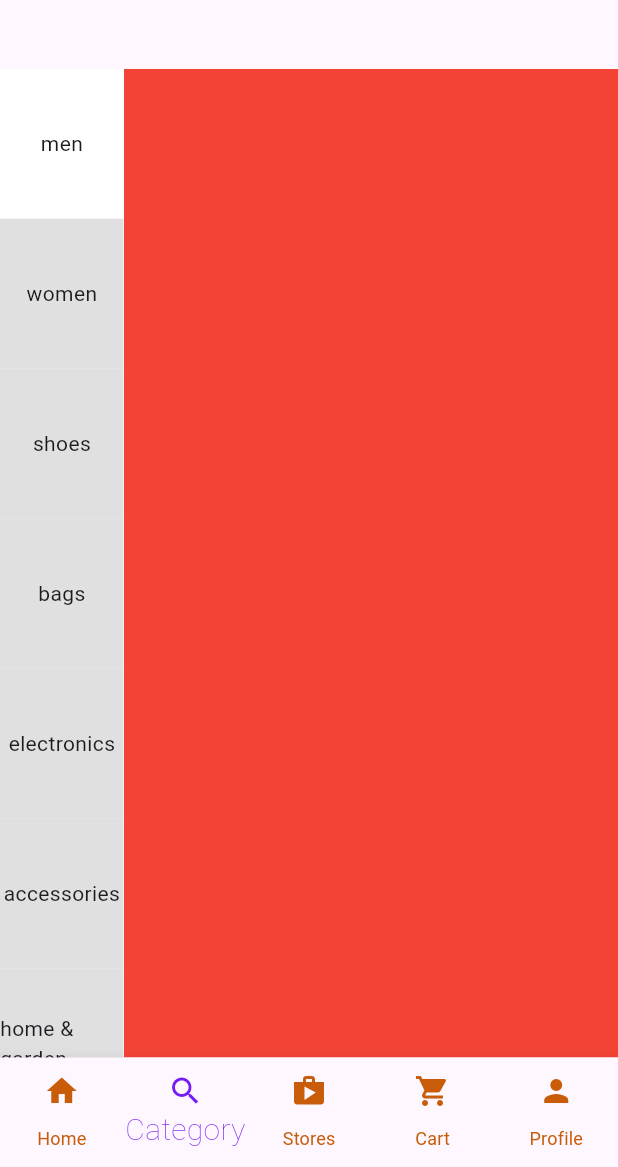
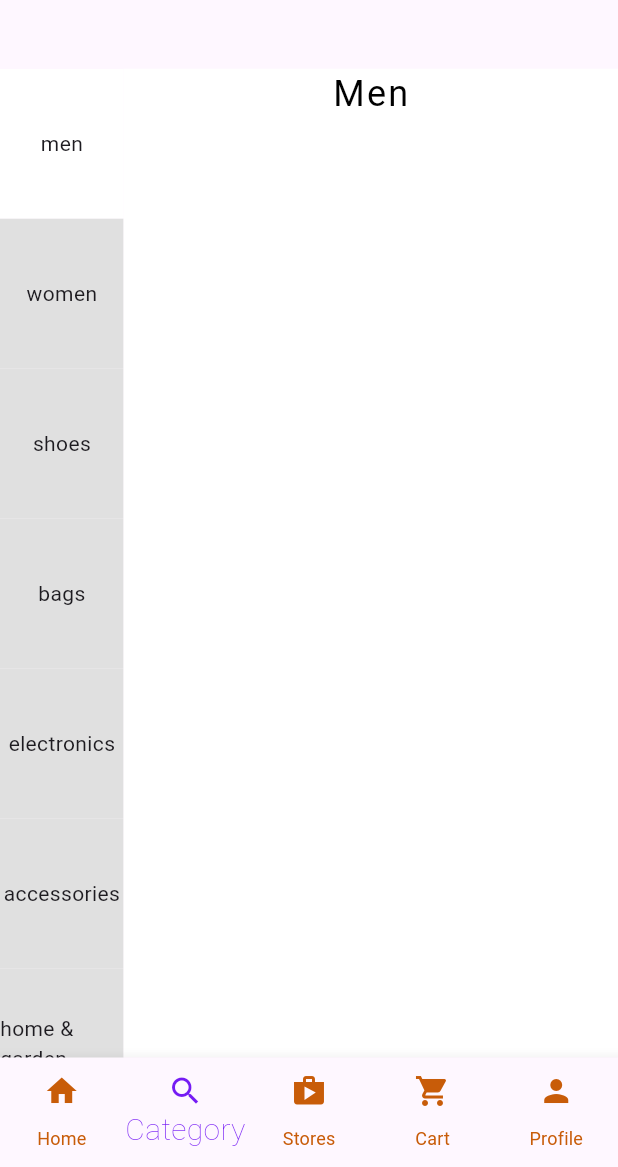
Before and after one commit to Devsaci/ecommerce_shams_app, a Flutter app: the screen it shows after launch, item 2 of the bottom bar chosen, on a phone screen of 412 x 824 dp, the part 69-1236 px from its top. Run offline on Flutter 3.47's test engine with Material 3 defaults, Android fonts, the phone set to English and light mode, and no system bars.

Commit message:
Text Men

```diff
--- a/lib/categories/men_categ.dart
+++ b/lib/categories/men_categ.dart
@@ -5,8 +5,18 @@ class MenCategory extends StatelessWidget {
 
   @override
   Widget build(BuildContext context) {
-    return Container(
-      color: Colors.red,
+    return const Column(
+      // color: Colors.red,
+      children: [
+        Text(
+          "Men",
+          style: TextStyle(
+            fontSize: 24,
+            letterSpacing: 1.5,
+            color: Colors.black,
+          ),
+        ),
+      ],
     );
   }
 }
```
